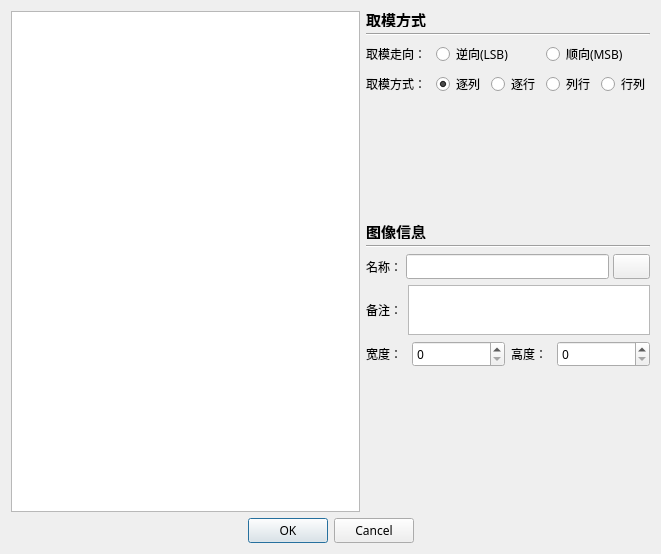
The window that gui/dialogimporthex.ui (luckyPtr/BitmapStudio) describes before a commit, drawn with Qt 5.
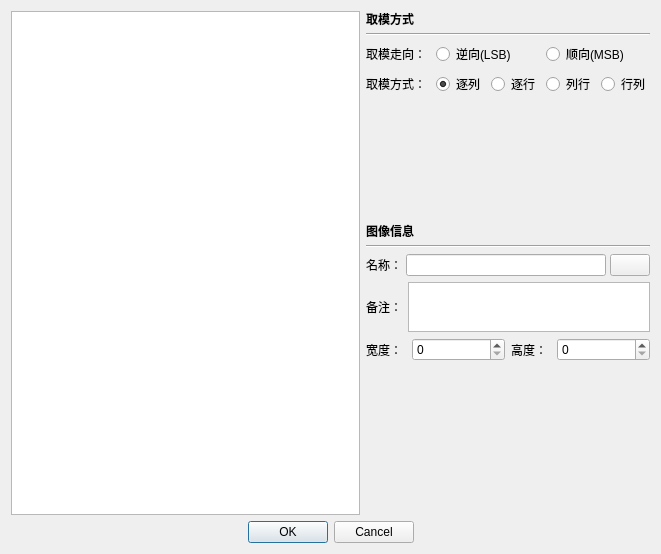
The same window after the commit. Icons and pictures are not drawn. Custom widgets are drawn as their Qt base class.

The edit to the form file:
```diff
--- a/gui/dialogimporthex.ui
+++ b/gui/dialogimporthex.ui
@@ -41,7 +41,6 @@
        </property>
        <property name="font">
         <font>
-         <pointsize>11</pointsize>
          <bold>true</bold>
         </font>
        </property>
@@ -82,11 +81,6 @@
          </item>
          <item>
           <widget class="QRadioButton" name="radioButton_LSB">
-           <property name="font">
-            <font>
-             <family>Microsoft YaHei</family>
-            </font>
-           </property>
            <property name="text">
             <string>逆向(LSB)</string>
            </property>
@@ -94,11 +88,6 @@
          </item>
          <item>
           <widget class="QRadioButton" name="radioButton_MSB">
-           <property name="font">
-            <font>
-             <family>Microsoft YaHei</family>
-            </font>
-           </property>
            <property name="text">
             <string>顺向(MSB)</string>
            </property>
@@ -235,7 +224,6 @@
        </property>
        <property name="font">
         <font>
-         <pointsize>11</pointsize>
          <bold>true</bold>
         </font>
        </property>
@@ -270,11 +258,6 @@
            <height>16777215</height>
           </size>
          </property>
-         <property name="font">
-          <font>
-           <family>Microsoft YaHei</family>
-          </font>
-         </property>
          <property name="text">
           <string>名称：</string>
          </property>
@@ -282,11 +265,6 @@
        </item>
        <item>
         <widget class="QLineEdit" name="lineEditName">
-         <property name="font">
-          <font>
-           <family>Microsoft YaHei</family>
-          </font>
-         </property>
         </widget>
        </item>
        <item>
@@ -303,11 +281,6 @@
            <height>0</height>
           </size>
          </property>
-         <property name="font">
-          <font>
-           <family>Microsoft YaHei</family>
-          </font>
-         </property>
          <property name="toolTip">
           <string>添加备注</string>
          </property>
@@ -361,11 +334,6 @@
            <height>50</height>
           </size>
          </property>
-         <property name="font">
-          <font>
-           <family>Microsoft YaHei</family>
-          </font>
-         </property>
         </widget>
        </item>
       </layout>
@@ -387,11 +355,6 @@
        </item>
        <item>
         <widget class="QUnitSpinBox" name="spinBoxWidth">
-         <property name="font">
-          <font>
-           <family>Microsoft YaHei</family>
-          </font>
-         </property>
          <property name="maximum">
           <number>1024</number>
          </property>
@@ -411,11 +374,6 @@
            <height>16777215</height>
           </size>
          </property>
-         <property name="font">
-          <font>
-           <family>Microsoft YaHei</family>
-          </font>
-         </property>
          <property name="text">
           <string>高度：</string>
          </property>
@@ -423,11 +381,6 @@
        </item>
        <item>
         <widget class="QUnitSpinBox" name="spinBoxHeight">
-         <property name="font">
-          <font>
-           <family>Microsoft YaHei</family>
-          </font>
-         </property>
          <property name="maximum">
           <number>1024</number>
          </property>
@@ -468,11 +421,6 @@
    </item>
    <item row="1" column="0" colspan="2">
     <widget class="QDialogButtonBox" name="buttonBox">
-     <property name="font">
-      <font>
-       <family>Microsoft YaHei</family>
-      </font>
-     </property>
      <property name="orientation">
       <enum>Qt::Horizontal</enum>
      </property>
```
Left out of the diff: 20 changed lines with no effect on the pictures.
